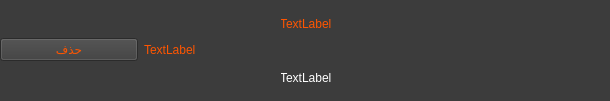
Old version of the form FOOD/restaurantownermenuitemwidget.ui in the repository pooratho/FOOD.
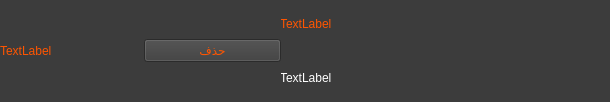
New version of the form.

```diff
--- a/FOOD/restaurantownermenuitemwidget.ui
+++ b/FOOD/restaurantownermenuitemwidget.ui
@@ -7,7 +7,7 @@
     <x>0</x>
     <y>0</y>
     <width>610</width>
-    <height>101</height>
+    <height>102</height>
    </rect>
   </property>
   <property name="windowTitle">
@@ -58,12 +58,25 @@
    <property name="geometry">
     <rect>
      <x>0</x>
-     <y>-1</y>
+     <y>0</y>
      <width>281</width>
      <height>101</height>
     </rect>
    </property>
    <layout class="QHBoxLayout" name="horizontalLayout">
+    <item>
+     <widget class="QLabel" name="price">
+      <property name="layoutDirection">
+       <enum>Qt::LayoutDirection::RightToLeft</enum>
+      </property>
+      <property name="styleSheet">
+       <string notr="true">font: 12pt &quot;B Farnaz&quot;;</string>
+      </property>
+      <property name="text">
+       <string>TextLabel</string>
+      </property>
+     </widget>
+    </item>
     <item>
      <widget class="QPushButton" name="pushButton">
       <property name="styleSheet">
@@ -74,19 +87,6 @@
       </property>
      </widget>
     </item>
-    <item>
-     <widget class="QLabel" name="price">
-      <property name="layoutDirection">
-       <enum>Qt::LayoutDirection::RightToLeft</enum>
-      </property>
-      <property name="styleSheet">
-       <string notr="true">font: 12pt &quot;B Farnaz&quot;;</string>
-      </property>
-      <property name="text">
-       <string>TextLabel</string>
-      </property>
-     </widget>
-    </item>
    </layout>
   </widget>
  </widget>
```
